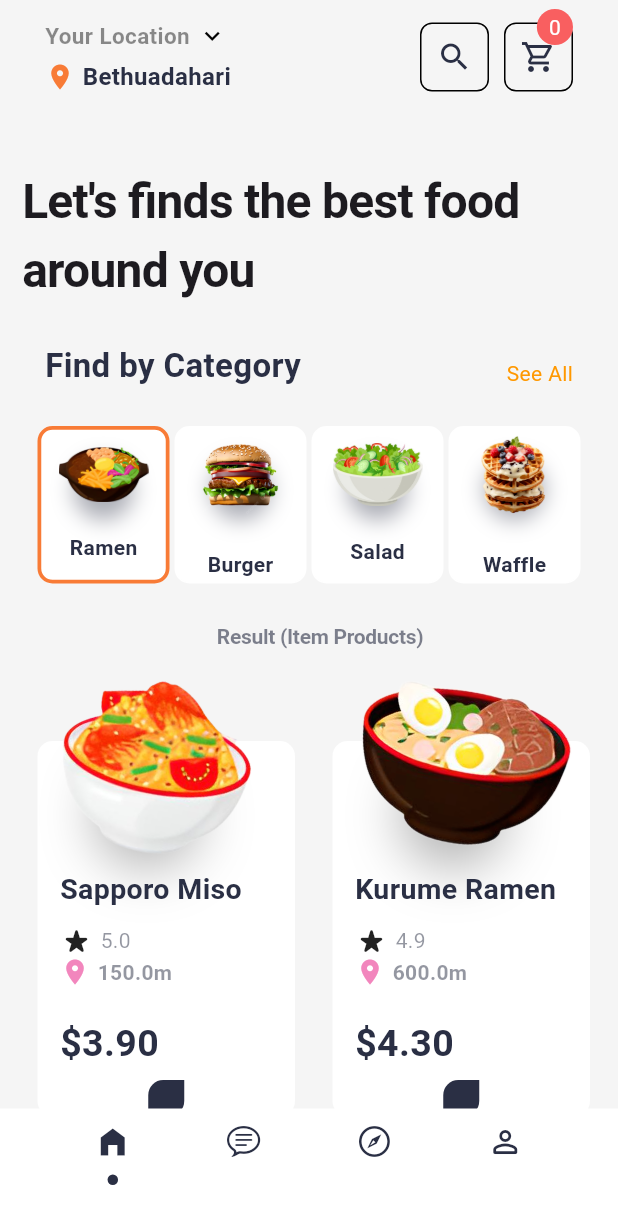
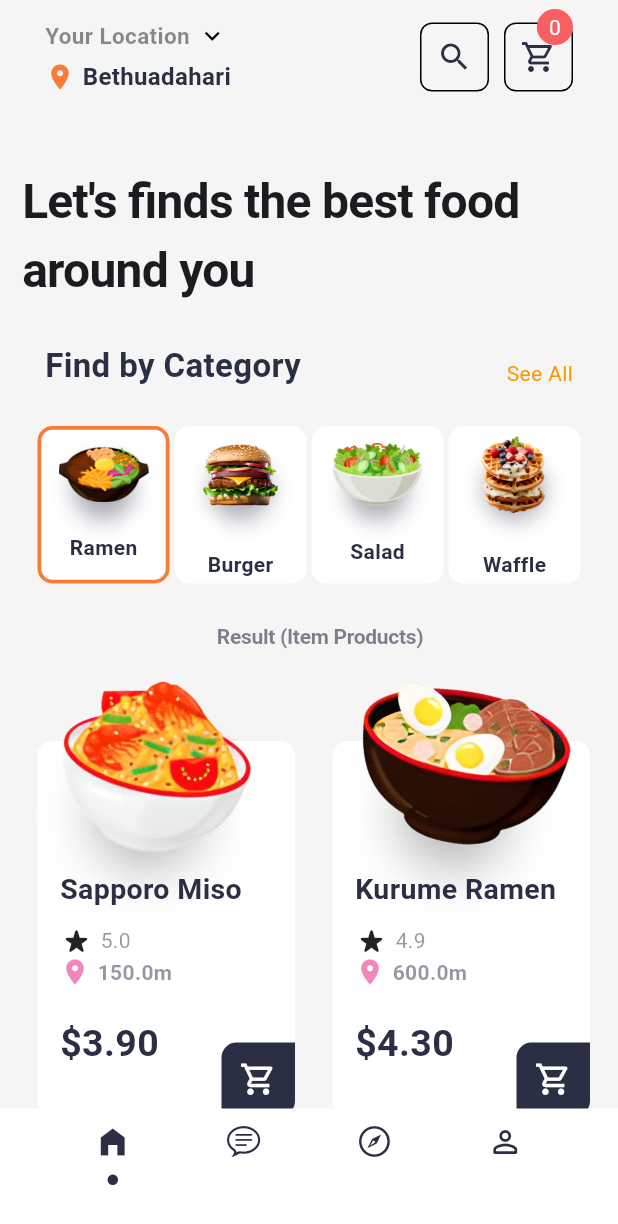
Before and after one commit to dwaipayan7/food_delivery_UI, a Flutter app: the MainPage screen opened directly, on a phone screen of 412 x 824 dp. Shown: the top 1224 px of the screen. Run offline on Flutter 3.47's test engine with Material 3 defaults, Android fonts, the phone set to English and light mode, and no system bars; our stand-ins replace animate_do.

Commit message:
ui generated

```diff
--- a/lib/widget/food_products_items.dart
+++ b/lib/widget/food_products_items.dart
@@ -120,7 +120,10 @@ class FoodProductsItems extends StatelessWidget {
             ),
           ),
         ),
-        Positioned(child: GestureDetector(
+        Positioned(
+            bottom: 0,
+            right: 0,
+            child: GestureDetector(
           onTap: (){},
           child: Container(
             padding: EdgeInsets.all(12),
@@ -131,6 +134,9 @@ class FoodProductsItems extends StatelessWidget {
                 bottomRight: Radius.circular(10)
               )
             ),
+            child: Icon(Icons.shopping_cart_outlined, color: Colors.white,
+            size: 25,
+            ),
           ),
         ))
       ],
```
